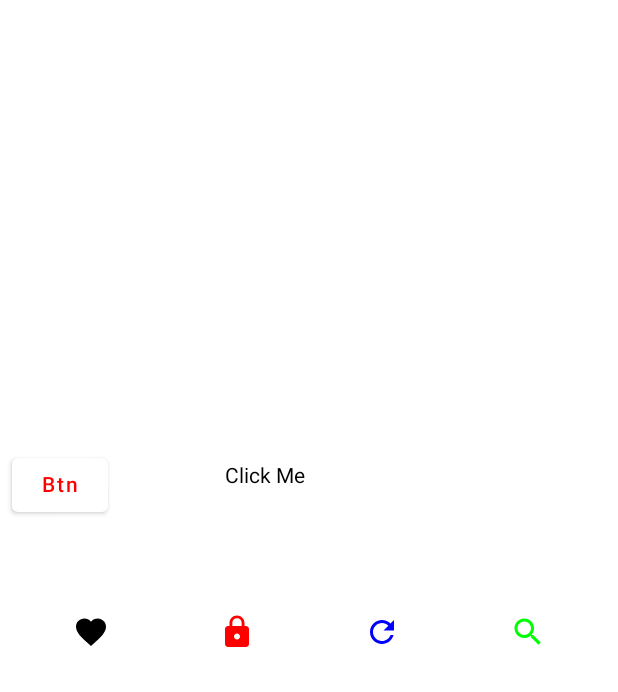
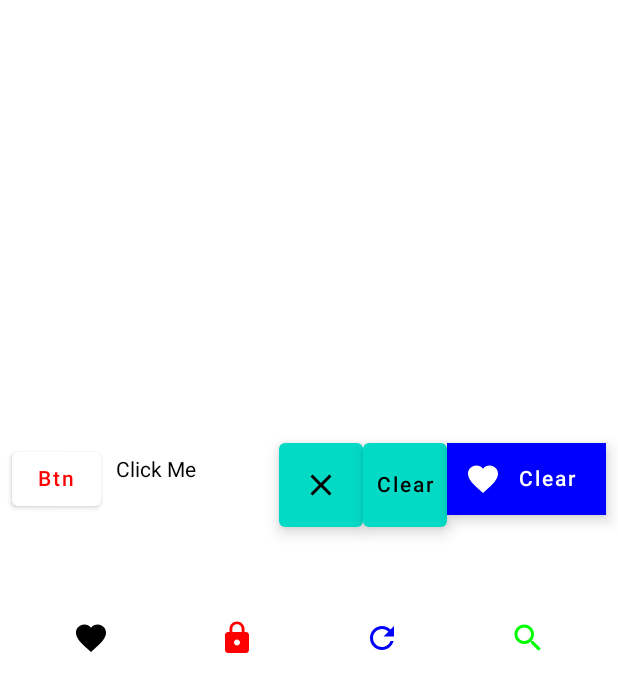
Before and after one commit to Nolions/ExerciseJetpackCompose, an Android app built with Jetpack Compose: the ButtonTestActivity screen opened directly, with no data from a screen before it, on a phone screen of 412 x 824 dp. Shown: the top 692 px of the screen. Run offline under Robolectric (Android 15) with nearby library versions, the light colour scheme and no system bars.

Commit message:
[feature] FloatingActionButton

```diff
--- a/app/src/main/java/tw/nolions/exercisejetpackcompose/ButtonTestActivity.kt
+++ b/app/src/main/java/tw/nolions/exercisejetpackcompose/ButtonTestActivity.kt
@@ -5,14 +5,12 @@ import android.os.Bundle
 import android.widget.Toast
 import androidx.activity.ComponentActivity
 import androidx.activity.compose.setContent
+import androidx.compose.foundation.interaction.MutableInteractionSource
 import androidx.compose.foundation.layout.*
 import androidx.compose.foundation.text.ClickableText
 import androidx.compose.material.*
 import androidx.compose.material.icons.Icons
-import androidx.compose.material.icons.filled.Favorite
-import androidx.compose.material.icons.filled.Lock
-import androidx.compose.material.icons.filled.Refresh
-import androidx.compose.material.icons.filled.Search
+import androidx.compose.material.icons.filled.*
 import androidx.compose.runtime.Composable
 import androidx.compose.runtime.mutableStateOf
 import androidx.compose.runtime.remember
@@ -62,7 +60,9 @@ fun Button() {
                     colors = ButtonDefaults.buttonColors(
                         backgroundColor = Color.White,
                         contentColor = Color.Red,
-                    )
+                    ),
+                    enabled = true,
+                    contentPadding = PaddingValues(0.dp)
                 ) {
                     Text(text = "Btn")
                 }
@@ -77,6 +77,34 @@ fun Button() {
                     }
                 )
             }
+
+            FloatingActionButton(
+                onClick = { /*TODO*/ },
+                shape = MaterialTheme.shapes.small
+            ) {
+                Icon(
+                    imageVector = Icons.Default.Clear,
+                    contentDescription = null
+                )
+            }
+
+            FloatingActionButton(
+                onClick = { /*TODO*/ },
+                shape = MaterialTheme.shapes.medium,
+            ) {
+                Text("Clear")
+            }
+
+            val state = remember { MutableInteractionSource() }
+
+            ExtendedFloatingActionButton(
+                icon = { Icon(Icons.Filled.Favorite, "") },
+                text = { Text("Clear") },
+                onClick = { /*do something*/ },
+                backgroundColor = Color.Blue,
+                contentColor = Color.White,
+                shape = MaterialTheme.shapes.large,
+            )
         }
 
         Spacer(
```
Also changed, not shown: 1 other file.
